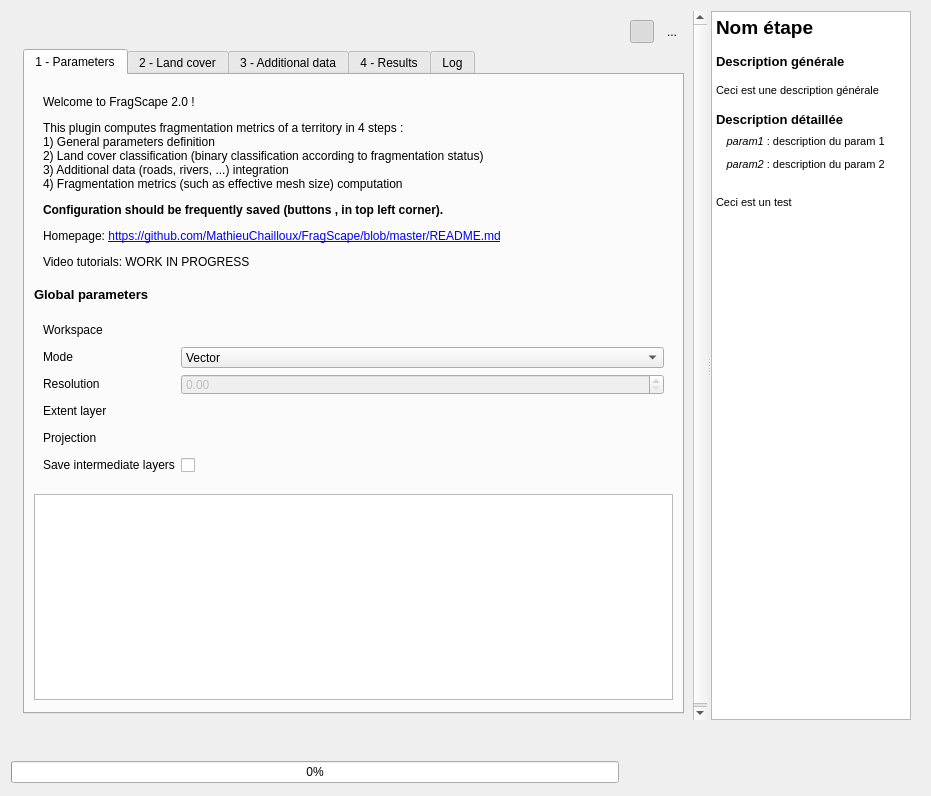
Qt form FragScape_dialog_base.ui (MathieuChailloux/FragScape) before a commit.
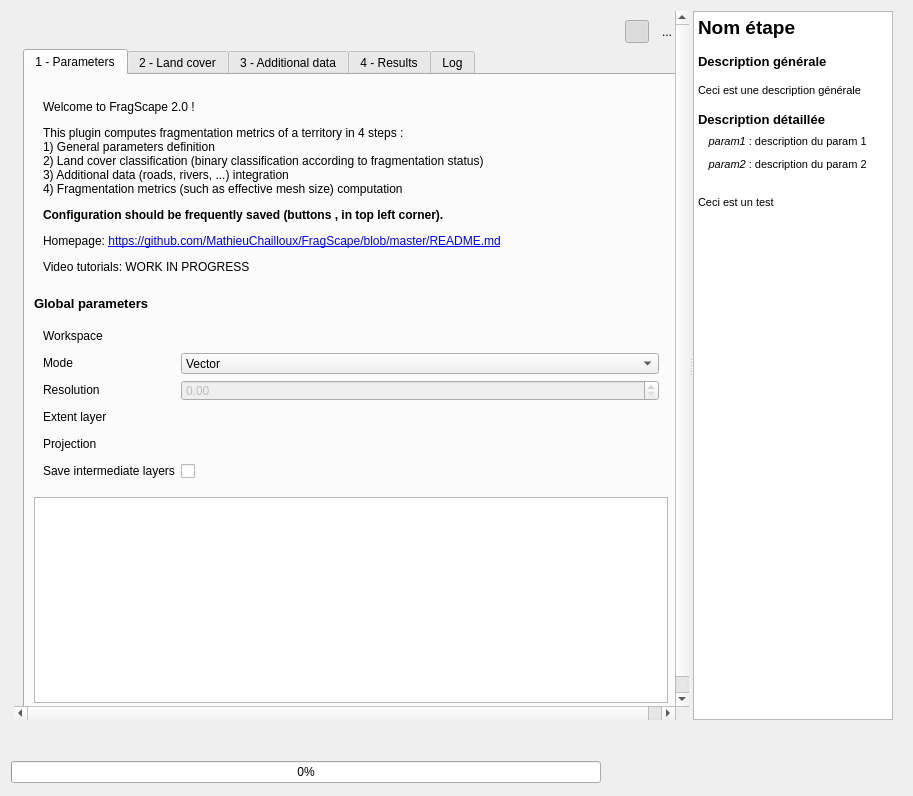
The same form after that commit. Icons and pictures are not drawn. Custom widgets are drawn as their Qt base class.

```diff
--- a/FragScape_dialog_base.ui
+++ b/FragScape_dialog_base.ui
@@ -6,7 +6,7 @@
    <rect>
     <x>0</x>
     <y>0</y>
-    <width>931</width>
+    <width>913</width>
     <height>796</height>
    </rect>
   </property>
@@ -219,8 +219,8 @@
            <rect>
             <x>0</x>
             <y>0</y>
-            <width>816</width>
-            <height>754</height>
+            <width>678</width>
+            <height>713</height>
            </rect>
           </property>
           <property name="sizePolicy">
@@ -459,7 +459,7 @@
                  <property name="maximumSize">
                   <size>
                    <width>16777215</width>
-                   <height>191</height>
+                   <height>16777215</height>
                   </size>
                  </property>
                  <property name="frameShape">
@@ -492,7 +492,7 @@
                     <property name="maximumSize">
                      <size>
                       <width>16777215</width>
-                      <height>181</height>
+                      <height>16777215</height>
                      </size>
                     </property>
                     <property name="frameShadow">
@@ -2697,18 +2697,18 @@
           <string>&lt;!DOCTYPE HTML PUBLIC &quot;-//W3C//DTD HTML 4.0//EN&quot; &quot;http://www.w3.org/TR/REC-html40/strict.dtd&quot;&gt;
 &lt;html&gt;&lt;head&gt;&lt;meta name=&quot;qrichtext&quot; content=&quot;1&quot; /&gt;&lt;style type=&quot;text/css&quot;&gt;
 p, li { white-space: pre-wrap; }
-&lt;/style&gt;&lt;/head&gt;&lt;body style=&quot; font-family:'Ubuntu'; font-size:11pt; font-weight:400; font-style:normal;&quot;&gt;
-&lt;p style=&quot; margin-top:0px; margin-bottom:0px; margin-left:0px; margin-right:0px; -qt-block-indent:0; text-indent:0px;&quot;&gt;&lt;span style=&quot; font-family:'MS Shell Dlg 2'; font-size:14pt; font-weight:600;&quot;&gt;Nom étape&lt;/span&gt;&lt;/p&gt;
-&lt;p style=&quot;-qt-paragraph-type:empty; margin-top:0px; margin-bottom:0px; margin-left:0px; margin-right:0px; -qt-block-indent:0; text-indent:0px; font-family:'MS Shell Dlg 2'; font-size:10pt; font-weight:600;&quot;&gt;&lt;br /&gt;&lt;/p&gt;
-&lt;p style=&quot; margin-top:0px; margin-bottom:0px; margin-left:0px; margin-right:0px; -qt-block-indent:0; text-indent:0px;&quot;&gt;&lt;span style=&quot; font-family:'MS Shell Dlg 2'; font-size:10pt; font-weight:600;&quot;&gt;Description générale&lt;/span&gt;&lt;/p&gt;
-&lt;p style=&quot;-qt-paragraph-type:empty; margin-top:0px; margin-bottom:0px; margin-left:0px; margin-right:0px; -qt-block-indent:0; text-indent:0px; font-family:'MS Shell Dlg 2'; font-size:10pt; font-weight:600;&quot;&gt;&lt;br /&gt;&lt;/p&gt;
-&lt;p style=&quot; margin-top:0px; margin-bottom:0px; margin-left:0px; margin-right:0px; -qt-block-indent:0; text-indent:0px;&quot;&gt;&lt;span style=&quot; font-family:'MS Shell Dlg 2'; font-size:8pt;&quot;&gt;Ceci est une description générale&lt;/span&gt;&lt;/p&gt;
-&lt;p style=&quot;-qt-paragraph-type:empty; margin-top:0px; margin-bottom:0px; margin-left:0px; margin-right:0px; -qt-block-indent:0; text-indent:0px; font-family:'MS Shell Dlg 2'; font-size:10pt; font-weight:600;&quot;&gt;&lt;br /&gt;&lt;/p&gt;
-&lt;p style=&quot; margin-top:0px; margin-bottom:0px; margin-left:0px; margin-right:0px; -qt-block-indent:0; text-indent:0px;&quot;&gt;&lt;span style=&quot; font-family:'MS Shell Dlg 2'; font-size:10pt; font-weight:600;&quot;&gt;Description détaillée&lt;/span&gt;&lt;/p&gt;
-&lt;p style=&quot; margin-top:0px; margin-bottom:0px; margin-left:0px; margin-right:0px; -qt-block-indent:0; text-indent:0px;&quot;&gt;&lt;span style=&quot; font-family:'MS Shell Dlg 2'; font-size:14pt; font-weight:600;&quot;&gt;  &lt;/span&gt;&lt;span style=&quot; font-family:'MS Shell Dlg 2'; font-size:8pt; font-style:italic;&quot;&gt;param1&lt;/span&gt;&lt;span style=&quot; font-family:'MS Shell Dlg 2'; font-size:8pt;&quot;&gt; : description du param 1&lt;/span&gt;&lt;/p&gt;
-&lt;p style=&quot; margin-top:0px; margin-bottom:0px; margin-left:0px; margin-right:0px; -qt-block-indent:0; text-indent:0px;&quot;&gt;&lt;span style=&quot; font-family:'MS Shell Dlg 2'; font-size:14pt; font-weight:600;&quot;&gt;  &lt;/span&gt;&lt;span style=&quot; font-family:'MS Shell Dlg 2'; font-size:8pt; font-style:italic;&quot;&gt;param2&lt;/span&gt;&lt;span style=&quot; font-family:'MS Shell Dlg 2'; font-size:8pt;&quot;&gt; : description du param 2&lt;/span&gt;&lt;/p&gt;
-&lt;p style=&quot;-qt-paragraph-type:empty; margin-top:0px; margin-bottom:0px; margin-left:0px; margin-right:0px; -qt-block-indent:0; text-indent:0px; font-family:'MS Shell Dlg 2'; font-size:14pt; font-weight:600;&quot;&gt;&lt;br /&gt;&lt;/p&gt;
-&lt;p style=&quot; margin-top:0px; margin-bottom:0px; margin-left:0px; margin-right:0px; -qt-block-indent:0; text-indent:0px;&quot;&gt;&lt;span style=&quot; font-family:'MS Shell Dlg 2'; font-size:8pt;&quot;&gt;Ceci est un test&lt;/span&gt;&lt;/p&gt;&lt;/body&gt;&lt;/html&gt;</string>
+&lt;/style&gt;&lt;/head&gt;&lt;body style=&quot; font-family:'MS Shell Dlg 2'; font-size:8.25pt; font-weight:400; font-style:normal;&quot;&gt;
+&lt;p style=&quot; margin-top:0px; margin-bottom:0px; margin-left:0px; margin-right:0px; -qt-block-indent:0; text-indent:0px;&quot;&gt;&lt;span style=&quot; font-size:14pt; font-weight:600;&quot;&gt;Nom étape&lt;/span&gt;&lt;/p&gt;
+&lt;p style=&quot;-qt-paragraph-type:empty; margin-top:0px; margin-bottom:0px; margin-left:0px; margin-right:0px; -qt-block-indent:0; text-indent:0px; font-size:10pt; font-weight:600;&quot;&gt;&lt;br /&gt;&lt;/p&gt;
+&lt;p style=&quot; margin-top:0px; margin-bottom:0px; margin-left:0px; margin-right:0px; -qt-block-indent:0; text-indent:0px;&quot;&gt;&lt;span style=&quot; font-size:10pt; font-weight:600;&quot;&gt;Description générale&lt;/span&gt;&lt;/p&gt;
+&lt;p style=&quot;-qt-paragraph-type:empty; margin-top:0px; margin-bottom:0px; margin-left:0px; margin-right:0px; -qt-block-indent:0; text-indent:0px; font-size:10pt; font-weight:600;&quot;&gt;&lt;br /&gt;&lt;/p&gt;
+&lt;p style=&quot; margin-top:0px; margin-bottom:0px; margin-left:0px; margin-right:0px; -qt-block-indent:0; text-indent:0px;&quot;&gt;&lt;span style=&quot; font-size:8pt;&quot;&gt;Ceci est une description générale&lt;/span&gt;&lt;/p&gt;
+&lt;p style=&quot;-qt-paragraph-type:empty; margin-top:0px; margin-bottom:0px; margin-left:0px; margin-right:0px; -qt-block-indent:0; text-indent:0px; font-size:10pt; font-weight:600;&quot;&gt;&lt;br /&gt;&lt;/p&gt;
+&lt;p style=&quot; margin-top:0px; margin-bottom:0px; margin-left:0px; margin-right:0px; -qt-block-indent:0; text-indent:0px;&quot;&gt;&lt;span style=&quot; font-size:10pt; font-weight:600;&quot;&gt;Description détaillée&lt;/span&gt;&lt;/p&gt;
+&lt;p style=&quot; margin-top:0px; margin-bottom:0px; margin-left:0px; margin-right:0px; -qt-block-indent:0; text-indent:0px;&quot;&gt;&lt;span style=&quot; font-size:14pt; font-weight:600;&quot;&gt;  &lt;/span&gt;&lt;span style=&quot; font-size:8pt; font-style:italic;&quot;&gt;param1&lt;/span&gt;&lt;span style=&quot; font-size:8pt;&quot;&gt; : description du param 1&lt;/span&gt;&lt;/p&gt;
+&lt;p style=&quot; margin-top:0px; margin-bottom:0px; margin-left:0px; margin-right:0px; -qt-block-indent:0; text-indent:0px;&quot;&gt;&lt;span style=&quot; font-size:14pt; font-weight:600;&quot;&gt;  &lt;/span&gt;&lt;span style=&quot; font-size:8pt; font-style:italic;&quot;&gt;param2&lt;/span&gt;&lt;span style=&quot; font-size:8pt;&quot;&gt; : description du param 2&lt;/span&gt;&lt;/p&gt;
+&lt;p style=&quot;-qt-paragraph-type:empty; margin-top:0px; margin-bottom:0px; margin-left:0px; margin-right:0px; -qt-block-indent:0; text-indent:0px; font-size:14pt; font-weight:600;&quot;&gt;&lt;br /&gt;&lt;/p&gt;
+&lt;p style=&quot; margin-top:0px; margin-bottom:0px; margin-left:0px; margin-right:0px; -qt-block-indent:0; text-indent:0px;&quot;&gt;&lt;span style=&quot; font-size:8pt;&quot;&gt;Ceci est un test&lt;/span&gt;&lt;/p&gt;&lt;/body&gt;&lt;/html&gt;</string>
          </property>
          <property name="openLinks">
           <bool>false</bool>
```
Left out of the diff: 3 changed lines with no effect on the pictures.
